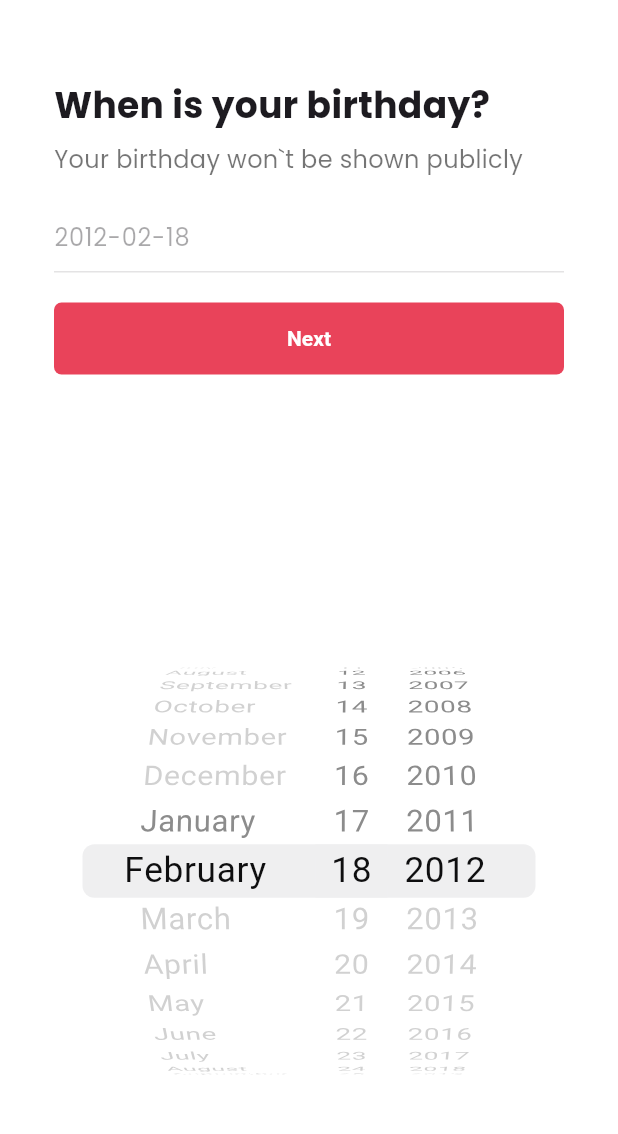
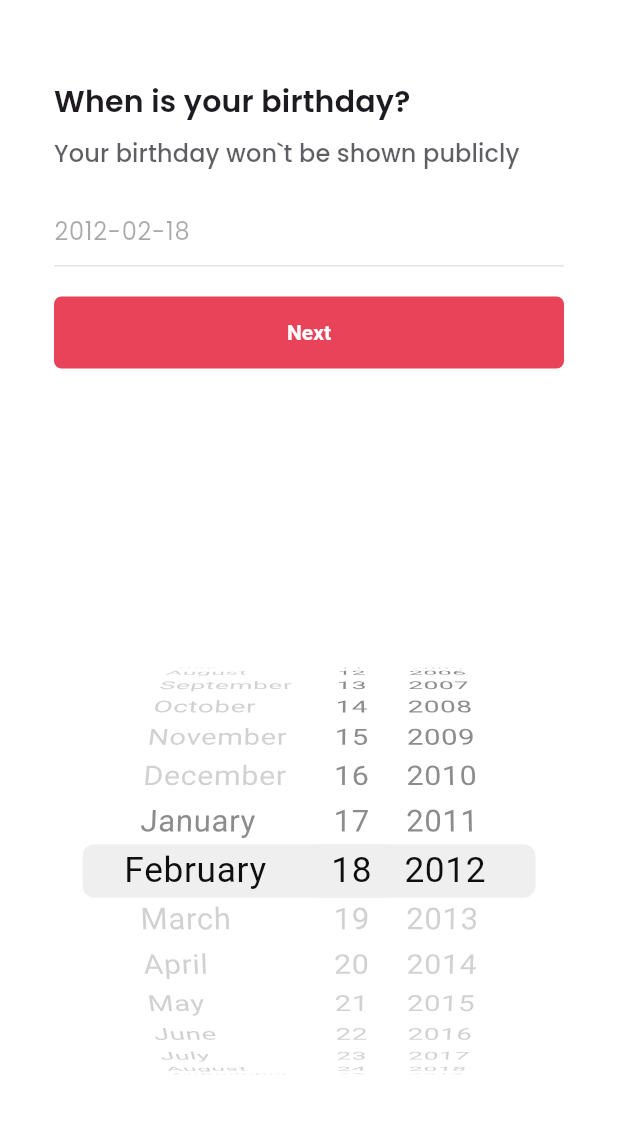
Before and after one commit to Parkil/tiktok_clone, a Flutter app: the BirthDayScreen screen opened directly, on a phone screen of 412 x 824 dp, the part 65-1199 px from its top. Run offline on Flutter 3.47's test engine with Material 3 defaults, Android fonts, the phone set to English and light mode, and no system bars; our stand-ins replace font_awesome_flutter, go_router, google_fonts, jiffy, readmore, video_player and 1 more.

Commit message:
회원가입 관련 화면 theme 설정 및 중복부분 공통 widget 으로 분리

```diff
--- a/lib/features/authentication/birthday_screen.dart
+++ b/lib/features/authentication/birthday_screen.dart
@@ -1,14 +1,20 @@
 import 'package:flutter/cupertino.dart';
 import 'package:flutter/material.dart';
+import 'package:go_router/go_router.dart';
 import 'package:intl/intl.dart';
 import 'package:jiffy/jiffy.dart';
 import 'package:tiktok_clone/constants/gaps.dart';
 import 'package:tiktok_clone/constants/sizes.dart';
 import 'package:tiktok_clone/features/authentication/widgets/form_button.dart';
+import 'package:tiktok_clone/features/authentication/widgets/input_field.dart';
 import 'package:tiktok_clone/features/onboarding/interests_screen.dart';
 import 'package:tiktok_clone/util/utils.dart';
 
 class BirthDayScreen extends StatefulWidget {
+
+  static const routeUrl = "/birthday";
+  static const routeName = "birthday";
+
   const BirthDayScreen({super.key});
 
   @override
@@ -17,7 +23,8 @@ class BirthDayScreen extends StatefulWidget {
 
 class _BirthDayScreenState extends State<BirthDayScreen> {
   final TextEditingController _birthDayController = TextEditingController();
-  final DateTime _initialDate = Jiffy.parseFromDateTime(DateTime.now()).subtract(years: 12).dateTime;
+  final DateTime _initialDate =
+      Jiffy.parseFromDateTime(DateTime.now()).subtract(years: 12).dateTime;
   final DateFormat _dateFormat = DateFormat("yyyy-MM-dd");
 
   @override
@@ -40,12 +47,12 @@ class _BirthDayScreenState extends State<BirthDayScreen> {
 
   //StatefulWidget 내부 에서는 context 를 받지 않아도 사용이 가능
   void _onNextTab() {
-    Navigator.push(context,
-        MaterialPageRoute(builder: (context) => const InterestsScreen()));
+    context.pushNamed(InterestsScreen.routeName);
   }
 
   @override
   Widget build(BuildContext context) {
+    final textTheme = Theme.of(context).textTheme;
     return Scaffold(
       appBar: AppBar(
         centerTitle: true,
@@ -53,40 +60,49 @@ class _BirthDayScreenState extends State<BirthDayScreen> {
       ),
       body: Padding(
         padding: const EdgeInsets.symmetric(horizontal: Sizes.size36),
-        child: Column(crossAxisAlignment: CrossAxisAlignment.start, children: [
-          Gaps.v40,
-          const Text("When is your birthday?",
-              style: TextStyle(
-                  fontSize: Sizes.size24, fontWeight: FontWeight.w700)),
-          Gaps.v8,
-          const Text("Your birthday won`t be shown publicly",
-              style: TextStyle(fontSize: Sizes.size16, color: Colors.black54)),
-          Gaps.v16,
-          TextField(
-            controller: _birthDayController,
-            enabled: false,
-            decoration: InputDecoration(
-              enabledBorder: UnderlineInputBorder(
-                  borderSide: BorderSide(color: Colors.grey.shade400)),
-              focusedBorder: UnderlineInputBorder(
-                  borderSide: BorderSide(color: Colors.grey.shade400)),
+        child: Column(
+          crossAxisAlignment: CrossAxisAlignment.start,
+          children: [
+            Gaps.v40,
+            Text(
+              "When is your birthday?",
+              style: textTheme.titleMedium,
             ),
-            cursorColor: Theme.of(context).primaryColor,
-          ),
-          Gaps.v20,
-          FormButton(disabled: false, onTap: _onNextTab),
-        ]),
+            Gaps.v8,
+            Opacity(
+              opacity: 0.7,
+              child: Text(
+                "Your birthday won`t be shown publicly",
+                style: textTheme.titleSmall,
+              ),
+            ),
+            Gaps.v16,
+            InputField(
+              textEditingController: _birthDayController,
+              hintText: "",
+              enabled: false,
+            ),
+            Gaps.v20,
+            FormButton(
+              disabled: false,
+              onTap: _onNextTab,
+            ),
+          ],
+        ),
       ),
       bottomNavigationBar: BottomAppBar(
         color: isDarkMode(context) ? null : Colors.white,
         height: 400,
-        surfaceTintColor: Colors.white, // BottomAppBar 의 background 색을 white 로 설정 하려면 surfaceTintColor, color 를 white 로 설정
+        surfaceTintColor: Colors.white,
+        // BottomAppBar 의 background 색을 white 로 설정 하려면 surfaceTintColor, color 를 white 로 설정
         child: SizedBox(
           child: CupertinoDatePicker(
             onDateTimeChanged: _setTextFieldDate,
             maximumDate: _initialDate,
             initialDateTime: _initialDate,
-            mode: CupertinoDatePickerMode.date)),
+            mode: CupertinoDatePickerMode.date,
+          ),
+        ),
       ),
     );
   }
--- /dev/null
+++ b/lib/features/authentication/widgets/input_field.dart
@@ -0,0 +1,69 @@
+import 'package:flutter/material.dart';
+import 'package:tiktok_clone/constants/sizes.dart';
+
+class InputField extends StatefulWidget {
+  final TextEditingController textEditingController;
+  final String hintText;
+  final String? errorText;
+  final TextInputType? keyBoardType;
+  final bool? autocorrect;
+  final bool? obscureText;
+  final bool? enabled;
+  final Function? onEditingComplete;
+  final int? maxLength;
+  final Widget? suffix;
+
+  const InputField({
+    super.key,
+    required this.textEditingController,
+    required this.hintText,
+    this.keyBoardType,
+    this.autocorrect,
+    this.onEditingComplete,
+    this.errorText,
+    this.obscureText,
+    this.maxLength,
+    this.suffix,
+    this.enabled,
+  });
+
+  @override
+  State<InputField> createState() => _InputFieldState();
+}
+
+class _InputFieldState extends State<InputField> {
+  @override
+  Widget build(BuildContext context) {
+    bool autocorrect = widget.autocorrect ?? false;
+    bool obscureText = widget.obscureText ?? false;
+    bool enabled = widget.enabled ?? true;
+
+    return TextField(
+      controller: widget.textEditingController,
+      autocorrect: autocorrect,
+      obscureText: obscureText,
+      enabled: enabled,
+      onEditingComplete: () => widget.onEditingComplete!(),
+      keyboardType: widget.keyBoardType,
+      maxLength: widget.maxLength,
+      decoration: InputDecoration(
+        hintText: widget.hintText,
+        hintStyle: const TextStyle(
+          fontSize: Sizes.size14,
+        ),
+        errorText: widget.errorText,
+        suffix: widget.suffix,
+        enabledBorder: UnderlineInputBorder(
+          borderSide: BorderSide(
+            color: Colors.grey.shade400,
+          ),
+        ),
+        focusedBorder: UnderlineInputBorder(
+          borderSide: BorderSide(
+            color: Colors.grey.shade400,
+          ),
+        ),
+      ),
+    );
+  }
+}
--- a/lib/router.dart
+++ b/lib/router.dart
@@ -1,22 +1,25 @@
 import 'package:flutter/material.dart';
 import 'package:go_router/go_router.dart';
+import 'package:tiktok_clone/features/authentication/birthday_screen.dart';
 import 'package:tiktok_clone/features/authentication/email_screen.dart';
 import 'package:tiktok_clone/features/authentication/login_screen.dart';
+import 'package:tiktok_clone/features/authentication/password_screen.dart';
 import 'package:tiktok_clone/features/authentication/sign_up_screen.dart';
 import 'package:tiktok_clone/features/authentication/username_screen.dart';
+import 'package:tiktok_clone/features/onboarding/interests_screen.dart';
 import 'package:tiktok_clone/features/user/user_profile_screen.dart';
 import 'package:tiktok_clone/features/video/video_recording_screen.dart';
 
 final router = GoRouter(
   routes: [
     GoRoute(
+      path: SignUpScreen.routeUrl,
       name: SignUpScreen.routeName,
-      path: SignUpScreen.routeUrl,
       builder: (context, state) => const SignUpScreen(),
     ),
     GoRoute(
+      path: UserNameScreen.routeUrl,
       name: UserNameScreen.routeName,
-      path: UserNameScreen.routeUrl,
       pageBuilder: (context, state) {
         return CustomTransitionPage(
           child: const UserNameScreen(),
@@ -33,8 +36,8 @@ final router = GoRouter(
       },
     ),
     GoRoute(
+      path: EmailScreen.routeUrl,
       name: EmailScreen.routeName,
-      path: EmailScreen.routeUrl,
       builder: (context, state) {
         final args =
             state.extra as EmailScreenArgs; // as 를 선언 하면 일종의 casting 역할을 한다
@@ -42,6 +45,21 @@ final router = GoRouter(
           userName: args.username,
         );
       },
+    ),
+    GoRoute(
+      path: PasswordScreen.routeUrl,
+      name: PasswordScreen.routeName,
+      builder: (context, state) => const PasswordScreen(),
+    ),
+    GoRoute(
+      path: BirthDayScreen.routeUrl,
+      name: BirthDayScreen.routeName,
+      builder: (context, state) => const BirthDayScreen(),
+    ),
+    GoRoute(
+      path: InterestsScreen.routeUrl,
+      name: InterestsScreen.routeName,
+      builder: (context, state) => const InterestsScreen(),
     ),
     GoRoute(
       path: LoginScreen.routeName,
```
Also changed, not shown: lib/config/theme/text_theme.dart (+6 -2 lines), lib/features/authentication/email_screen.dart (+9 -27 lines), lib/features/authentication/password_screen.dart (+68 -39 lines), lib/features/authentication/username_screen.dart (+2 -19 lines), lib/features/onboarding/interests_screen.dart (+36 -17 lines).
